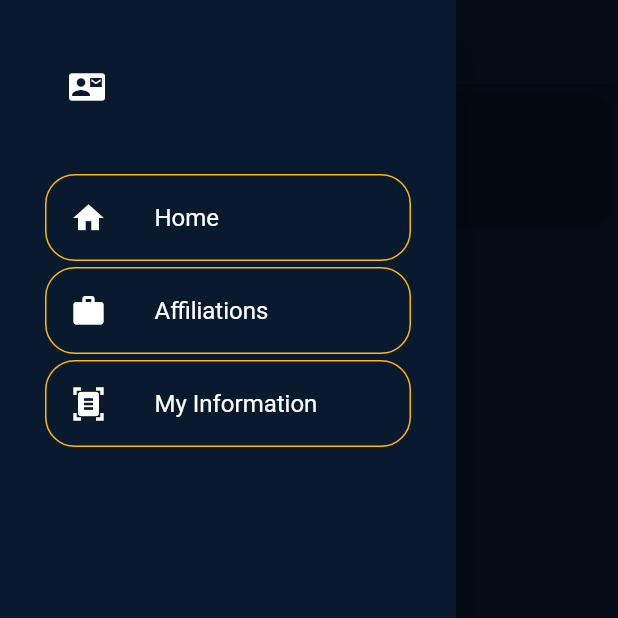
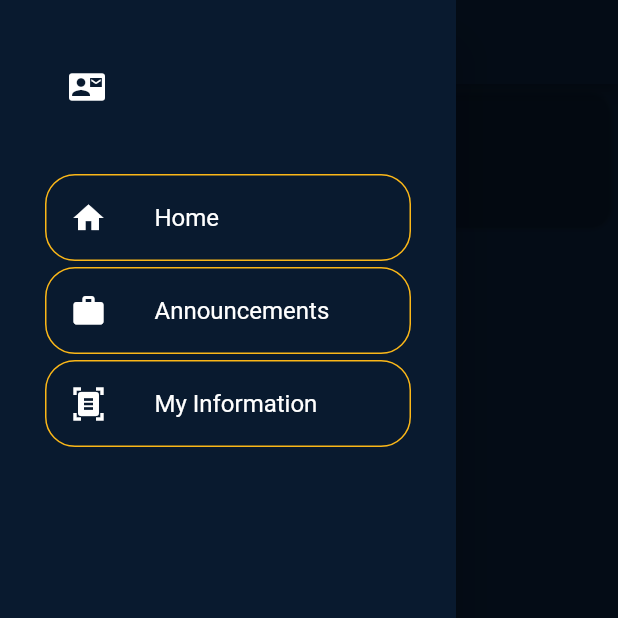
Before and after one commit to christiannjhay-stu/sia2-teacher, a Flutter app: the FirestoreDataScreen screen opened directly, with the side drawer open, on a phone screen of 412 x 824 dp, the top half of it. Run offline on Flutter 3.47's test engine with Material 2 defaults, Android fonts, the phone set to English and light mode, and no system bars; our stand-ins replace cloud_firestore, firebase_auth, firebase_core, flutter_svg, fluttertoast; missing offline and left inert: dart:html; accounts and stored records are empty.

Commit message:
updated announcement

```diff
--- a/lib/homeScreen.dart
+++ b/lib/homeScreen.dart
@@ -194,7 +194,7 @@ class FirestoreDataScreenState extends State<FirestoreDataScreen> {
                   borderRadius: BorderRadius.circular(20),
                 ),
                 leading: Icon(Icons.work),
-                title: const Text('Affiliations'),
+                title: const Text('Announcements'),
                   onTap: () {
                     Navigator.push(context, MaterialPageRoute(builder: (BuildContext context) {
                             return StudentAffiliations(email: email);
```
